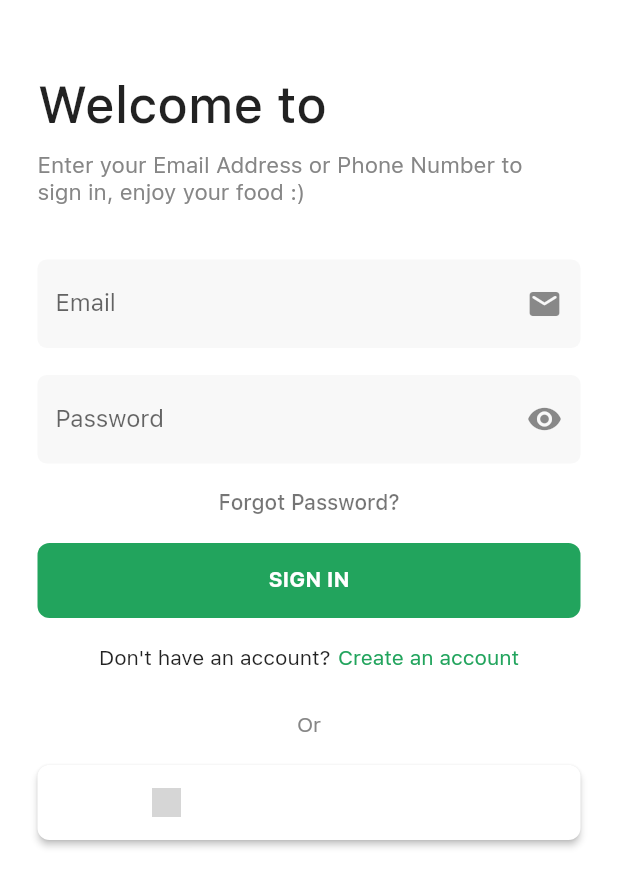
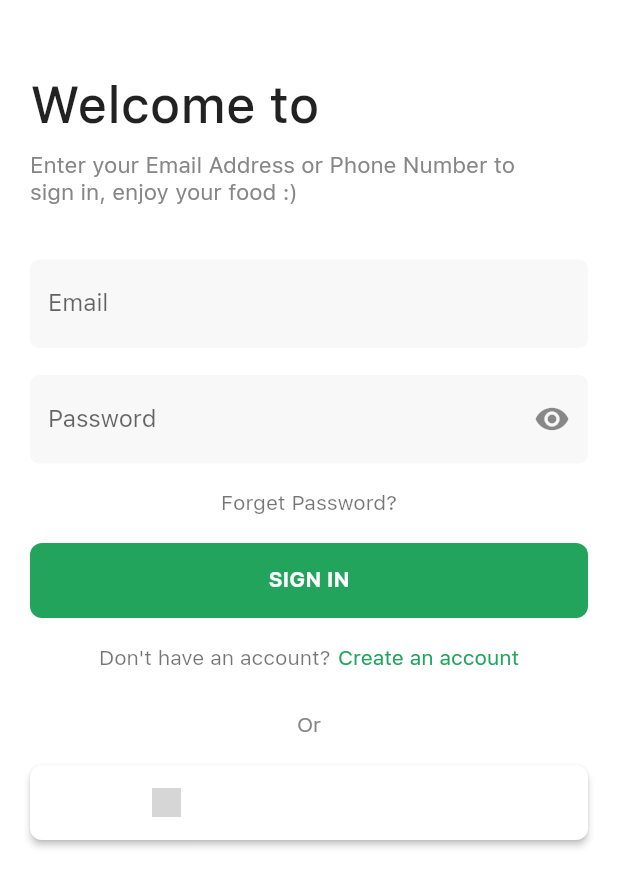
Before and after one commit to fahadimran7/foodly, a Flutter app: the screen it shows after launch, after a tap on "GET STARTED", on a phone screen of 412 x 824 dp. Shown: the top 887 px of the screen. Run offline on Flutter 3.47's test engine with Material 2 defaults, Android fonts, the phone set to English and light mode, and no system bars; our stand-ins replace auth_buttons, cloud_firestore, firebase_core, freezed_annotation, logger, stacked and 2 more; missing offline and left inert: stacked_firebase_auth; accounts and stored records are empty; grey boxes are pictures that could not be loaded.

Commit message:
feat: fix layouts

```diff
--- a/lib/ui/create_account/create_account_view.dart
+++ b/lib/ui/create_account/create_account_view.dart
@@ -30,6 +30,7 @@ class CreateAccountView extends StatelessWidget with $CreateAccountView {
               onMainButtonTapped: model.saveData,
               onBackPressed: model.navigateBack,
               validationMessage: model.validationMessage,
+              onSignInWithGoogle: model.useGoogleAuthentication,
               title: 'Create Account',
               subtitle: 'Enter your name, email and password for sign up.',
               form: Column(
@@ -37,7 +38,6 @@ class CreateAccountView extends StatelessWidget with $CreateAccountView {
                   verticalSpaceRegular,
                   TextField(
                     decoration: InputDecoration(
-                        suffixIcon: const Icon(Icons.person_rounded),
                         border: OutlineInputBorder(
                           borderRadius: BorderRadius.circular(6),
                           borderSide: const BorderSide(
@@ -59,7 +59,6 @@ class CreateAccountView extends StatelessWidget with $CreateAccountView {
                   verticalSpaceRegular,
                   TextField(
                     decoration: InputDecoration(
-                        suffixIcon: const Icon(Icons.email_rounded),
                         border: OutlineInputBorder(
                           borderRadius: BorderRadius.circular(6),
                           borderSide: const BorderSide(
--- a/lib/ui/dumb_widgets/authentication_layout.dart
+++ b/lib/ui/dumb_widgets/authentication_layout.dart
@@ -39,7 +39,7 @@ class AuthenticationLayout extends StatelessWidget {
   @override
   Widget build(BuildContext context) {
     return Padding(
-      padding: const EdgeInsets.symmetric(horizontal: 25),
+      padding: const EdgeInsets.symmetric(horizontal: 20),
       child: ListView(
         children: [
           if (onBackPressed == null) verticalSpaceLarge,
@@ -82,11 +82,11 @@ class AuthenticationLayout extends StatelessWidget {
               child: GestureDetector(
                 onTap: onForgotPassword,
                 child: Text(
-                  'Forgot Password?',
+                  'Forget Password?',
                   style: ktsMediumGreyBodyText.copyWith(
-                      fontSize: kBodyTextSmall,
-                      color: Colors.black54,
-                      fontWeight: FontWeight.w500),
+                    fontSize: kBodyTextSmall,
+                    color: Colors.black54,
+                  ),
                 ),
               ),
             ),
@@ -129,7 +129,10 @@ class AuthenticationLayout extends StatelessWidget {
               child: Row(
                 mainAxisAlignment: MainAxisAlignment.center,
                 children: const [
-                  Text('Don\'t have an account?'),
+                  Text(
+                    'Don\'t have an account?',
+                    style: TextStyle(color: Colors.black54),
+                  ),
                   horizontalSpaceTiny,
                   Text(
                     'Create an account',
@@ -144,7 +147,7 @@ class AuthenticationLayout extends StatelessWidget {
           if (showTermsText)
             Text(
               'By signing up you agree to our terms, conditions and privacy policy.',
-              style: ktsMediumGreyBodyText.copyWith(fontSize: kBodyTextSmall),
+              style: ktsMediumGreyBodyText.copyWith(fontSize: 15),
               textAlign: TextAlign.center,
             ),
           verticalSpaceRegular,
--- a/lib/ui/login/login_view.dart
+++ b/lib/ui/login/login_view.dart
@@ -36,7 +36,6 @@ class LoginView extends StatelessWidget with $LoginView {
                   verticalSpaceRegular,
                   TextField(
                     decoration: InputDecoration(
-                        suffixIcon: const Icon(Icons.email_rounded),
                         border: OutlineInputBorder(
                           borderRadius: BorderRadius.circular(6),
                           borderSide: const BorderSide(
--- a/lib/ui/onboarding/components/onboarding_page_content.dart
+++ b/lib/ui/onboarding/components/onboarding_page_content.dart
@@ -29,11 +29,11 @@ class OnboardingPageContent extends StatelessWidget {
         ),
         verticalSpaceRegular,
         SizedBox(
-          width: screenWidthPercentage(context, percentage: 0.8),
+          width: screenWidthPercentage(context, percentage: 0.75),
           child: Text(
             text!,
             textAlign: TextAlign.center,
-            style: const TextStyle(color: Colors.black54),
+            style: const TextStyle(color: Colors.black54, fontSize: 15),
           ),
         ),
       ],
```
